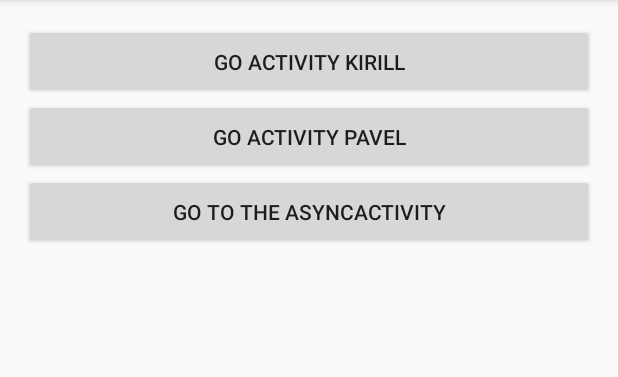
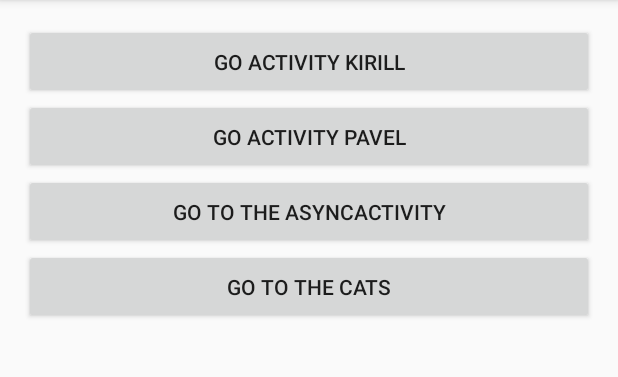
Before and after one commit to masster001/CompainRepo, an Android app: the screen it shows after launch (MainActivity), on a phone screen of 412 x 824 dp, the part 84-461 px from its top. Run offline under Robolectric (Android 15) with nearby library versions, the phone set to English and light mode, and no system bars; libraries missing offline, so code that uses them is left out: coil.api.load; pictures from the network do not load; 1 statement that could not run was skipped.

Commit message:
Last info about cats

```diff
--- a/app/src/main/java/com/masstersoft/compainrepo/MainActivity.kt
+++ b/app/src/main/java/com/masstersoft/compainrepo/MainActivity.kt
@@ -6,6 +6,7 @@ import androidx.appcompat.app.AppCompatActivity
 import coil.api.load
 import com.masstersoft.compainrepo.Pavel_Activity.PavelMainActivity
 import com.masstersoft.compainrepo.async_tasks.AsyncActivity
+import com.masstersoft.compainrepo.recycleview.RecycleViewActivity
 import kotlinx.android.synthetic.main.activity_main.*
 
 class MainActivity : AppCompatActivity() {
@@ -27,6 +28,10 @@ class MainActivity : AppCompatActivity() {
             startActivity(Intent(this, AsyncActivity::class.java))
         }
 
+        btn4.setOnClickListener {
+            startActivity(Intent(this,RecycleViewActivity::class.java))
+        }
+
         img.load("https://images.unsplash.com/photo-1518791841217-8f162f1e1131?ixlib=rb-1.2.1&ixid=eyJhcHBfaWQiOjEyMDd9&auto=format&fit=crop&w=3300&q=80")
 
     }
--- a/app/src/main/res/layout/activity_main.xml
+++ b/app/src/main/res/layout/activity_main.xml
@@ -24,6 +24,11 @@
             android:text="Go to the AsyncActivity"
             android:id="@+id/btn3"/>
 
+    <Button
+            android:layout_width="match_parent"
+            android:layout_height="50dp"
+            android:text="Go to the Cats"
+            android:id="@+id/btn4"/>
     <ImageView
             android:id="@+id/img"
             android:layout_width="match_parent"
--- a/app/src/main/res/layout/cat_view_holder.xml
+++ b/app/src/main/res/layout/cat_view_holder.xml
@@ -2,7 +2,7 @@
 <RelativeLayout xmlns:android="http://schemas.android.com/apk/res/android"
                 android:orientation="vertical"
                 android:layout_width="match_parent"
-                android:layout_height="match_parent">
+                android:layout_height="wrap_content">
 
     <ImageView
             android:id="@+id/photo"
```
Also changed, not shown: app/src/main/java/com/masstersoft/compainrepo/recycleview/CatsAdapter.kt (+15 -3 lines), app/src/main/java/com/masstersoft/compainrepo/recycleview/RecycleViewActivity.kt (+11 -1 lines).
